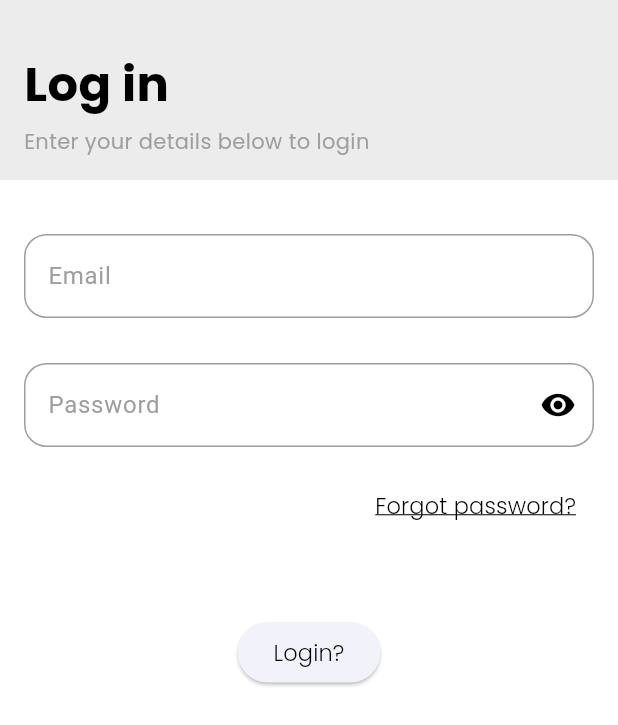
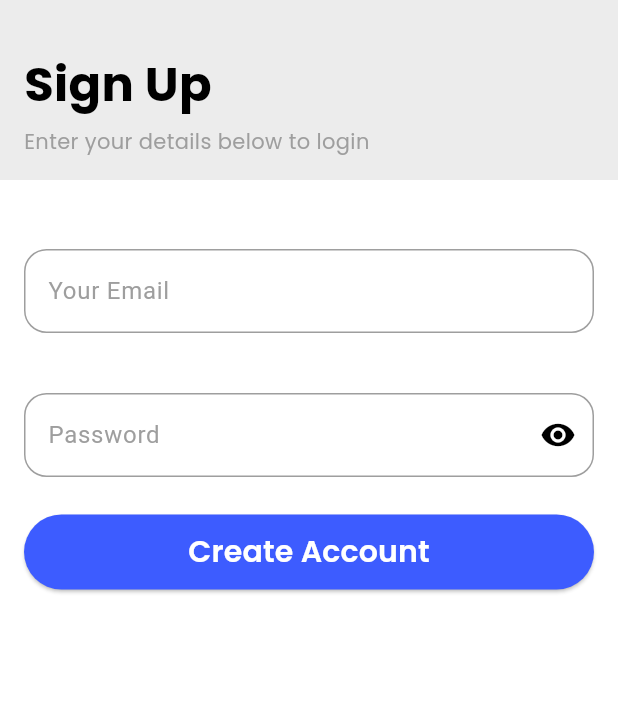
Before and after one commit to venbrinoDev/daniel_skill_harvest_app, a Flutter app: the screen it shows after launch, on a phone screen of 412 x 824 dp. Shown: the top 725 px of the screen. Run offline on Flutter 3.47's test engine with Material 3 defaults, Android fonts, the phone set to English and light mode, and no system bars; our stand-ins replace animated_text_kit, flutter_svg, gap.

```diff
--- a/lib/login_page.dart
+++ /dev/null
@@ -1,104 +0,0 @@
-// ignore_for_file: prefer_const_constructors
-import 'package:flutter/material.dart';
-import 'package:gap/gap.dart';
-import 'package:skill_harvest_app/constant.dart';
-import 'package:skill_harvest_app/enter_details_widget.dart';
-import 'package:skill_harvest_app/text_field.dart';
-class LoginPage extends StatefulWidget {
-  const LoginPage({super.key});
-  @override
-  State<LoginPage> createState() => _LoginPageState();}
-
-
-class _LoginPageState extends State<LoginPage> {
-  final emailController = TextEditingController();
-  final passwordController = TextEditingController();
-  @override
-  void dispose() {
-    emailController.dispose();
-    passwordController.dispose();
-    super.dispose();}
-  @override
-  Widget build(BuildContext context) {
-    return Scaffold(
-      backgroundColor: Colors.white,
-      appBar: AppBar(
-        toolbarHeight: 120,
-        leadingWidth: double.infinity,
-        leading: const Padding(
-          padding: EdgeInsets.all(16),
-          child: Column(
-            crossAxisAlignment: CrossAxisAlignment.start,
-            mainAxisAlignment: MainAxisAlignment.end,
-            children: [
-              Text('Log in',
-                  style: TextStyle(
-                      fontFamily: AppConstant.fontName,
-                      fontSize: 32,
-                      color: Colors.black,
-                      fontWeight: FontWeight.bold)),
-              Gap(5),
-              EnterDetailsText()],),),
-        backgroundColor: Colors.grey.withOpacity(0.2),),
-      body: Padding(
-        padding: EdgeInsets.all(16),
-        child: Column(
-          mainAxisAlignment: MainAxisAlignment.start,
-          crossAxisAlignment: CrossAxisAlignment.center,
-          children: const [
-            Gap(20),
-            EmailTextFild(),
-            Gap(30),
-            PasswordTextField(),
-            Gap(15),
-            ForgetPassword(),
-            Gap(50),
-            LoginButton(),
-          ],
-        ),
-      ),
-    );
-  }
-}
-
-class LoginButton extends StatelessWidget {
-  const LoginButton({
-    super.key,
-  });
-
-  @override
-  Widget build(BuildContext context) {
-    return ElevatedButton(
-      onPressed: (){},
-    child:
-     const Text('Login?',
-      style: TextStyle(
-          fontFamily: AppConstant.fontName,
-          fontSize: 15,
-          color: Colors.black,
-          fontWeight: FontWeight.w300)),);
-  }
-}
-
-class ForgetPassword extends StatelessWidget {
-  const ForgetPassword({
-    super.key,
-  });
-
-  @override
-  Widget build(BuildContext context) {
-    return TextButton(
-      onPressed: () {},
-      child: Align(
-        alignment: Alignment.centerRight,
-        child: Text('Forgot password?',
-              style: TextStyle(
-                decoration: TextDecoration.underline,
-                  fontFamily: AppConstant.fontName,
-                  fontSize: 15,
-                  color: Colors.black,
-                  fontWeight: FontWeight.w300)),
-      ),
-    );
-  }
-}
--- /dev/null
+++ b/lib/onboarding.dart
@@ -0,0 +1,41 @@
+import 'package:flutter/material.dart';
+import 'package:flutter_svg/flutter_svg.dart';
+import 'package:gap/gap.dart';
+import 'package:skill_harvest_app/core/util/assetsUtil/asset_util.dart';
+
+class Onboarding extends StatelessWidget {
+  const Onboarding({super.key});
+
+  @override
+  Widget build(BuildContext context) {
+    return Scaffold(
+
+      body: SafeArea(
+        bottom: false,
+        left: false,
+        right: false,
+        child: SizedBox(
+          width: double.infinity,
+          child: Padding(
+            padding: const EdgeInsets.all(16),
+            child: Column(
+              children: [
+                 const Align(
+                    alignment: Alignment.centerRight,
+                    child: Text('Skip'),
+                 ),
+                 const Gap(30),
+
+              SvgPicture.asset(
+                Assets.onboardingOne,
+                height: 200,
+                width: 200,
+
+              )
+            ],),
+          ),
+        ),
+      ),
+    );
+  }
+}
--- /dev/null
+++ b/lib/signup_page.dart
@@ -0,0 +1,83 @@
+// ignore_for_file: prefer_const_constructors
+import 'package:flutter/material.dart';
+import 'package:gap/gap.dart';
+import 'package:skill_harvest_app/constant.dart';
+import 'package:skill_harvest_app/enter_details_widget.dart';
+import 'package:skill_harvest_app/text_field.dart';
+class LoginPage extends StatefulWidget {
+  const LoginPage({super.key});
+  @override
+  State<LoginPage> createState() => _LoginPageState();}
+
+
+class _LoginPageState extends State<LoginPage> {
+  final emailController = TextEditingController();
+  final passwordController = TextEditingController();
+  @override
+  void dispose() {
+    emailController.dispose();
+    passwordController.dispose();
+    super.dispose();}
+  @override
+  Widget build(BuildContext context) {
+    return Scaffold(
+      backgroundColor: Colors.white,
+      appBar: AppBar(
+        toolbarHeight: 120,
+        leadingWidth: double.infinity,
+        leading: const Padding(
+          padding: EdgeInsets.all(16),
+          child: Column(
+            crossAxisAlignment: CrossAxisAlignment.start,
+            mainAxisAlignment: MainAxisAlignment.end,
+            children: [
+              Text('Sign Up',
+                  style: TextStyle(
+                      fontFamily: AppConstant.fontName,
+                      fontSize: 32,
+                      color: Colors.black,
+                      fontWeight: FontWeight.bold)),
+              Gap(5),
+              EnterDetailsText()],),),
+        backgroundColor: Colors.grey.withOpacity(0.2),),
+      body: Padding(
+        padding: EdgeInsets.all(16),
+        child: Column(
+          mainAxisAlignment: MainAxisAlignment.start,
+          crossAxisAlignment: CrossAxisAlignment.center,
+          children: const [
+            Gap(30),
+            EmailTextFild(),
+            Gap(40),
+            PasswordTextField(),
+            Gap(25),
+            Signup(),
+          ],
+        ),
+      ),
+    );
+  }
+}
+
+class Signup extends StatelessWidget {
+  const Signup({
+    super.key,
+  });
+
+  @override
+  Widget build(BuildContext context) {
+    return ElevatedButton(
+      onPressed: (){},
+      style: ButtonStyle(
+        backgroundColor: ButtonStyleButton.allOrNull<Color>(Color(0xFF3D5CFF)),
+        fixedSize: ButtonStyleButton.allOrNull<Size>(Size(MediaQuery.of(context).size.width, 50))
+      ),
+    child:
+     const Text('Create Account',
+      style: TextStyle(
+          fontFamily: AppConstant.fontName,
+          fontSize: 20,
+          color: Colors.white,
+          fontWeight: FontWeight.w600)),);
+  }
+}
--- a/lib/splash_screen.dart
+++ b/lib/splash_screen.dart
@@ -2,7 +2,7 @@ import 'package:animated_text_kit/animated_text_kit.dart';
 import 'package:flutter/material.dart';
 import 'package:gap/gap.dart';
 import 'package:skill_harvest_app/constant.dart';
-import 'package:skill_harvest_app/login_page.dart';
+import 'package:skill_harvest_app/signup_page.dart';
 
 class SpalshScreen extends StatefulWidget {
   const SpalshScreen({super.key});
--- a/lib/text_field.dart
+++ b/lib/text_field.dart
@@ -9,17 +9,17 @@ class EmailTextFild extends StatelessWidget {
   Widget build(BuildContext context) {
     return TextFormField(
       keyboardType: TextInputType.emailAddress,
-      style: TextStyle(color: Colors.black),
+      style: const TextStyle(color: Colors.black),
       decoration: InputDecoration(
-        label: Text('Email'),
-        labelStyle: TextStyle(color: Colors.grey),
+        label: const Text('Your Email'),
+        labelStyle: const TextStyle(color: Colors.grey),
         hintText: 'Enter your email',
         hintStyle: const TextStyle(color: Colors.grey),
         border: OutlineInputBorder(
           borderSide: const BorderSide(width: 1, color: Colors.grey),
           borderRadius: BorderRadius.circular(15)),
-          errorBorder: OutlineInputBorder(
-            borderSide: const BorderSide(width: 1, color: Colors.grey)
+          errorBorder: const OutlineInputBorder(
+            borderSide: BorderSide(width: 1, color: Colors.grey)
           ),
           focusedBorder: OutlineInputBorder(
             borderSide: const BorderSide(width: 1, color: Colors.grey),
@@ -48,7 +48,7 @@ class _PasswordTextFieldState extends State<PasswordTextField> {
   Widget build(BuildContext context) {
     return TextFormField(
       keyboardType: TextInputType.visiblePassword,
-      style: TextStyle(color: Colors.black),
+      style: const TextStyle(color: Colors.black),
       obscureText: toggled,
       decoration: InputDecoration(
         suffixIcon: IconButton(
@@ -64,15 +64,15 @@ class _PasswordTextFieldState extends State<PasswordTextField> {
            },
            ),
 
-        label: Text('Password'),
-        labelStyle: TextStyle(color: Colors.grey),
+        label: const Text('Password'),
+        labelStyle: const TextStyle(color: Colors.grey),
         hintText: 'Enter your password',
         hintStyle: const TextStyle(color: Colors.grey),
         border: OutlineInputBorder(
             borderSide: const BorderSide(width: 1, color: Colors.grey),
             borderRadius: BorderRadius.circular(15)),
-        errorBorder: OutlineInputBorder(
-            borderSide: const BorderSide(width: 1, color: Colors.grey)
+        errorBorder: const OutlineInputBorder(
+            borderSide: BorderSide(width: 1, color: Colors.grey)
         ),
         focusedBorder: OutlineInputBorder(
             borderSide: const BorderSide(width: 1, color: Colors.grey),
--- a/lib/utils/app_image.dart
+++ b/lib/utils/app_image.dart
@@ -1 +1,4 @@
-// TODO Implement this library.
+class Assets{
+
+  static String onboardingOne = 'assets/image/svgs/onboard_one.svg';
+}
```
Also changed, not shown: 3 other files.
